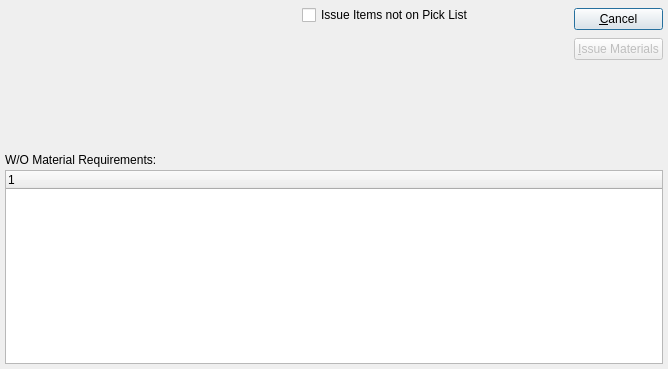
Qt form xtuple/trunk/guiclient/issueWoMaterialBatch.ui (WooodHead/xtuple) before a commit.
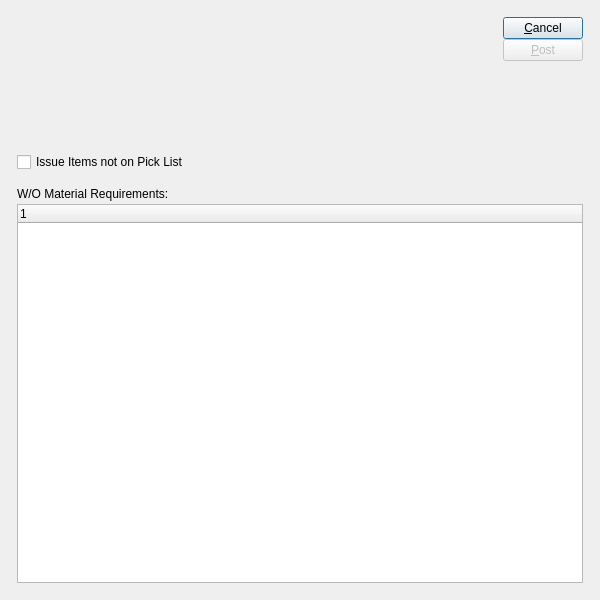
The same form after that commit. Custom widgets are drawn as their Qt base class.

Commit message: Issue #7260:  Allow negative work orders and negative issues on negative requirements. Also some cosmetic clean up.

Patch:
```diff
--- a/xtuple/trunk/guiclient/issueWoMaterialBatch.ui
+++ b/xtuple/trunk/guiclient/issueWoMaterialBatch.ui
@@ -5,34 +5,40 @@
    <rect>
     <x>0</x>
     <y>0</y>
-    <width>668</width>
-    <height>369</height>
+    <width>600</width>
+    <height>600</height>
    </rect>
   </property>
   <property name="windowTitle" >
    <string>Issue W/O Material Batch</string>
   </property>
-  <layout class="QVBoxLayout" >
-   <property name="margin" >
-    <number>5</number>
-   </property>
-   <property name="spacing" >
-    <number>5</number>
-   </property>
-   <item>
-    <layout class="QHBoxLayout" >
-     <property name="margin" >
-      <number>0</number>
+  <layout class="QGridLayout" >
+   <item row="0" column="0" >
+    <layout class="QGridLayout" >
+     <property name="leftMargin" >
+      <number>12</number>
+     </property>
+     <property name="topMargin" >
+      <number>12</number>
+     </property>
+     <property name="rightMargin" >
+      <number>12</number>
      </property>
-     <property name="spacing" >
-      <number>7</number>
+     <property name="bottomMargin" >
+      <number>12</number>
      </property>
-     <item>
+     <property name="horizontalSpacing" >
+      <number>12</number>
+     </property>
+     <property name="verticalSpacing" >
+      <number>12</number>
+     </property>
+     <item row="0" column="0" >
+      <layout class="QGridLayout" >
+       <item row="0" column="0" >
       <widget class="WoCluster" name="_wo" >
        <property name="sizePolicy" >
-        <sizepolicy>
-         <hsizetype>0</hsizetype>
-         <vsizetype>0</vsizetype>
+          <sizepolicy vsizetype="Fixed" hsizetype="Fixed" >
          <horstretch>0</horstretch>
          <verstretch>0</verstretch>
         </sizepolicy>
@@ -45,30 +51,7 @@
        </property>
       </widget>
      </item>
-     <item>
-      <layout class="QVBoxLayout" >
-       <property name="margin" >
-        <number>0</number>
-       </property>
-       <property name="spacing" >
-        <number>0</number>
-       </property>
-       <item>
-        <layout class="QHBoxLayout" >
-         <property name="margin" >
-          <number>0</number>
-         </property>
-         <property name="spacing" >
-          <number>0</number>
-         </property>
-         <item>
-          <widget class="XCheckBox" name="_nonPickItems" >
-           <property name="text" >
-            <string>Issue Items not on Pick List</string>
-           </property>
-          </widget>
-         </item>
-         <item>
+       <item row="0" column="1" >
           <spacer>
            <property name="orientation" >
             <enum>Qt::Horizontal</enum>
@@ -78,39 +61,19 @@
            </property>
            <property name="sizeHint" >
             <size>
-             <width>20</width>
-             <height>20</height>
+           <width>114</width>
+           <height>81</height>
             </size>
            </property>
           </spacer>
          </item>
-        </layout>
-       </item>
-       <item>
-        <spacer>
-         <property name="orientation" >
-          <enum>Qt::Vertical</enum>
-         </property>
-         <property name="sizeType" >
-          <enum>QSizePolicy::Preferred</enum>
-         </property>
-         <property name="sizeHint" >
-          <size>
-           <width>20</width>
-           <height>120</height>
-          </size>
-         </property>
-        </spacer>
-       </item>
-      </layout>
-     </item>
-     <item>
+       <item rowspan="2" row="0" column="2" >
       <layout class="QVBoxLayout" >
        <property name="margin" >
         <number>0</number>
        </property>
        <property name="spacing" >
-        <number>5</number>
+          <number>0</number>
        </property>
        <item>
         <widget class="QPushButton" name="_close" >
@@ -125,7 +88,7 @@
           <bool>false</bool>
          </property>
          <property name="text" >
-          <string>&amp;Issue Materials</string>
+            <string>&amp;Post</string>
          </property>
         </widget>
        </item>
@@ -135,7 +98,7 @@
           <enum>Qt::Vertical</enum>
          </property>
          <property name="sizeType" >
-          <enum>QSizePolicy::Preferred</enum>
+            <enum>QSizePolicy::Expanding</enum>
          </property>
          <property name="sizeHint" >
           <size>
@@ -147,13 +110,38 @@
        </item>
       </layout>
      </item>
-    </layout>
-   </item>
-   <item>
+       <item row="1" column="0" >
+        <widget class="XCheckBox" name="_nonPickItems" >
+         <property name="text" >
+          <string>Issue Items not on Pick List</string>
+         </property>
+        </widget>
+       </item>
+      </layout>
+     </item>
+     <item row="1" column="0" >
+      <widget class="QFrame" name="_frame" >
+       <property name="frameShape" >
+        <enum>QFrame::NoFrame</enum>
+       </property>
+       <property name="frameShadow" >
+        <enum>QFrame::Raised</enum>
+       </property>
+       <layout class="QGridLayout" >
+        <property name="leftMargin" >
+         <number>0</number>
+        </property>
+        <property name="topMargin" >
+         <number>0</number>
+        </property>
+        <property name="rightMargin" >
+         <number>0</number>
+        </property>
+        <property name="bottomMargin" >
+         <number>0</number>
+        </property>
+        <item row="0" column="0" >
     <layout class="QVBoxLayout" >
-     <property name="margin" >
-      <number>0</number>
-     </property>
      <property name="spacing" >
       <number>0</number>
      </property>
@@ -173,13 +161,16 @@
      <item>
       <widget class="XTreeWidget" name="_womatl" >
        <property name="sizePolicy" >
-        <sizepolicy>
-         <hsizetype>7</hsizetype>
-         <vsizetype>7</vsizetype>
+             <sizepolicy vsizetype="Expanding" hsizetype="Expanding" >
          <horstretch>0</horstretch>
          <verstretch>0</verstretch>
         </sizepolicy>
        </property>
+           </widget>
+          </item>
+         </layout>
+        </item>
+       </layout>
       </widget>
      </item>
     </layout>
@@ -189,6 +180,11 @@
  <layoutdefault spacing="5" margin="5" />
  <pixmapfunction>qPixmapFromMimeSource</pixmapfunction>
  <customwidgets>
+  <customwidget>
+   <class>WoCluster</class>
+   <extends>QWidget</extends>
+   <header>wocluster.h</header>
+  </customwidget>
   <customwidget>
    <class>XCheckBox</class>
    <extends>QCheckBox</extends>
@@ -199,11 +195,6 @@
    <extends>QTreeWidget</extends>
    <header>xtreewidget.h</header>
   </customwidget>
-  <customwidget>
-   <class>WoCluster</class>
-   <extends>QWidget</extends>
-   <header>wocluster.h</header>
-  </customwidget>
  </customwidgets>
  <tabstops>
   <tabstop>_wo</tabstop>
```
Left out of the diff: 6 changed lines with no effect on the pictures. Lines whose indentation alone changed are shown as unchanged. The commit also changes 5 other files.
